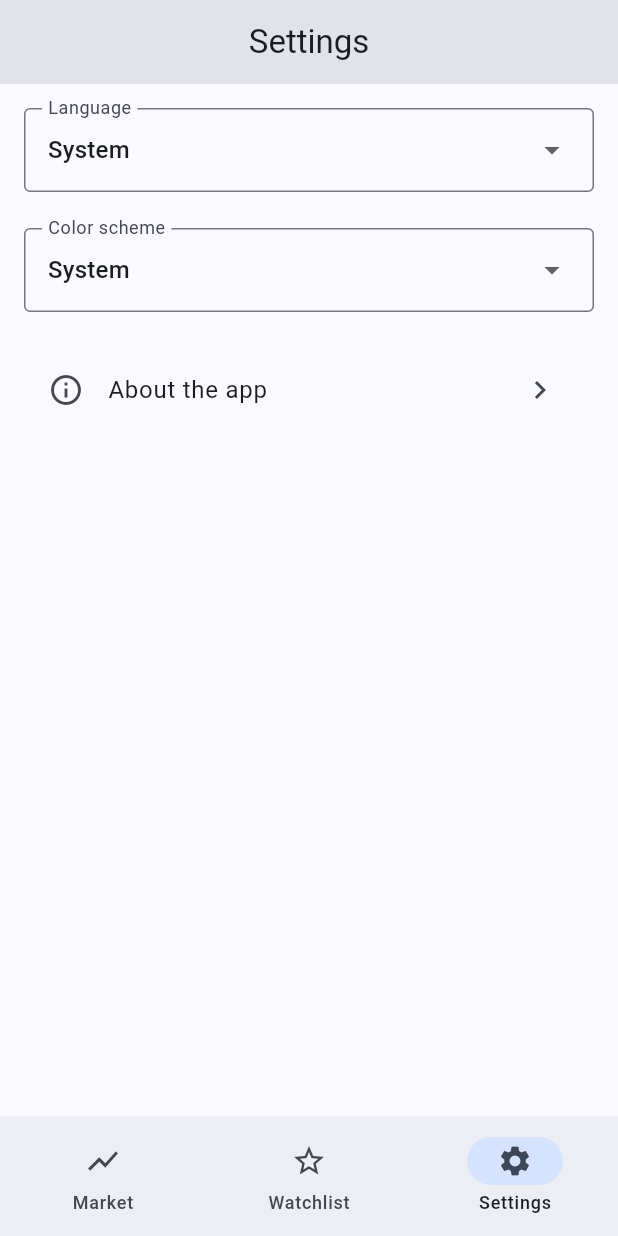
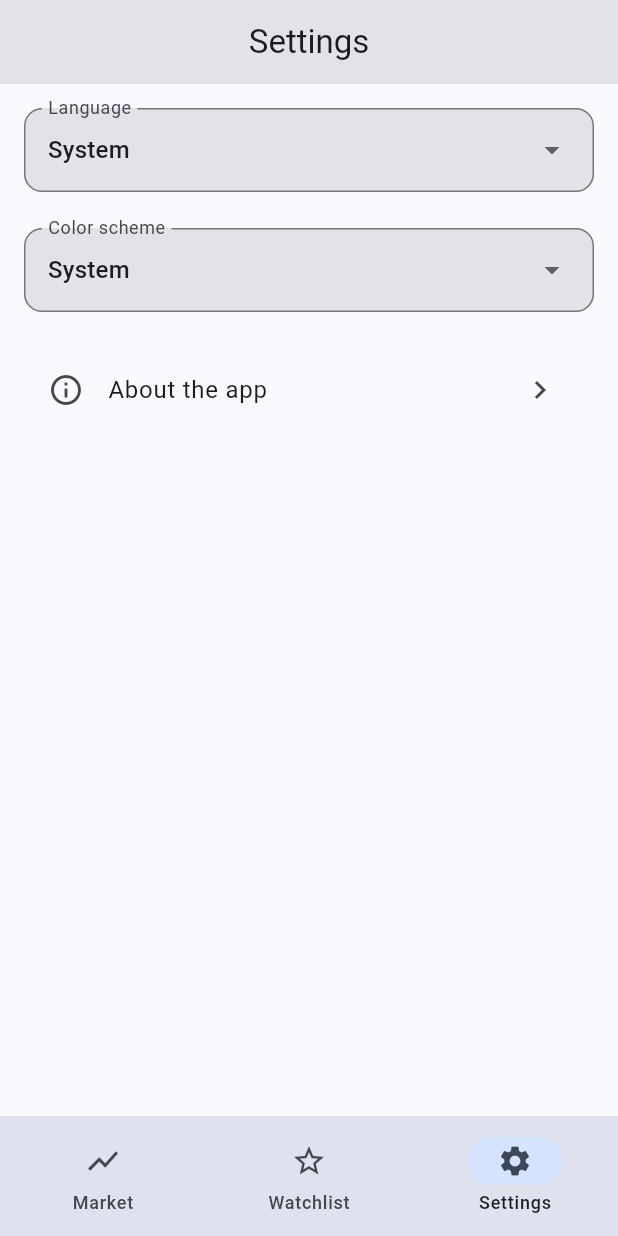
Before and after one commit to IvanTrusenev/crypto_informer, a Flutter app: the screen it shows after launch, item 3 of the bottom bar chosen, on a phone screen of 412 x 824 dp. Run offline on Flutter 3.47's test engine with Material 3 defaults, Android fonts, the phone set to English and light mode, and no system bars; our stand-ins replace dio, flutter_riverpod, go_router, shared_preferences; network calls fail.

Commit message:
Material principles

```diff
--- a/lib/core/theme/app_theme.dart
+++ b/lib/core/theme/app_theme.dart
@@ -1,3 +1,4 @@
+import 'package:crypto_informer/core/theme/finance_semantic_colors.dart';
 import 'package:flutter/material.dart';
 
 abstract final class AppTheme {
@@ -22,13 +23,63 @@ abstract final class AppTheme {
       useMaterial3: true,
       appBarTheme: AppBarTheme(
         centerTitle: true,
+        elevation: 0,
+        scrolledUnderElevation: 3,
         backgroundColor: scheme.surfaceContainerHighest,
         foregroundColor: scheme.onSurface,
+        surfaceTintColor: scheme.surfaceTint,
       ),
       navigationBarTheme: NavigationBarThemeData(
         labelBehavior: NavigationDestinationLabelBehavior.alwaysShow,
         indicatorColor: scheme.primaryContainer,
+        backgroundColor: scheme.surfaceContainer,
+        surfaceTintColor: scheme.surfaceTint,
       ),
+      dividerTheme: DividerThemeData(
+        color: scheme.outlineVariant,
+        thickness: 1,
+        space: 1,
+      ),
+      dialogTheme: DialogThemeData(
+        backgroundColor: scheme.surfaceContainerHigh,
+        surfaceTintColor: scheme.surfaceTint,
+        shape: RoundedRectangleBorder(
+          borderRadius: BorderRadius.circular(28),
+        ),
+      ),
+      listTileTheme: ListTileThemeData(
+        iconColor: scheme.onSurfaceVariant,
+      ),
+      inputDecorationTheme: InputDecorationTheme(
+        filled: true,
+        fillColor: scheme.surfaceContainerHighest,
+        border: OutlineInputBorder(
+          borderRadius: BorderRadius.circular(12),
+          borderSide: BorderSide(color: scheme.outline),
+        ),
+        enabledBorder: OutlineInputBorder(
+          borderRadius: BorderRadius.circular(12),
+          borderSide: BorderSide(color: scheme.outline),
+        ),
+        focusedBorder: OutlineInputBorder(
+          borderRadius: BorderRadius.circular(12),
+          borderSide: BorderSide(color: scheme.primary, width: 2),
+        ),
+        labelStyle: TextStyle(color: scheme.onSurfaceVariant),
+        floatingLabelStyle: WidgetStateTextStyle.resolveWith((states) {
+          if (states.contains(WidgetState.focused)) {
+            return TextStyle(color: scheme.primary);
+          }
+          return TextStyle(color: scheme.onSurfaceVariant);
+        }),
+      ),
+      progressIndicatorTheme: ProgressIndicatorThemeData(
+        color: scheme.primary,
+        circularTrackColor: scheme.surfaceContainerHighest,
+      ),
+      extensions: <ThemeExtension<dynamic>>[
+        FinanceSemanticColors.fromScheme(scheme),
+      ],
     );
   }
 }
--- a/lib/core/theme/context_theme.dart
+++ b/lib/core/theme/context_theme.dart
@@ -1,5 +1,8 @@
+import 'package:crypto_informer/core/theme/finance_semantic_colors.dart';
 import 'package:flutter/material.dart';
 
 extension ContextTheme on BuildContext {
   ThemeData get theme => Theme.of(this);
+
+  FinanceSemanticColors get financeColors => theme.financeSemantic;
 }
--- /dev/null
+++ b/lib/core/theme/finance_semantic_colors.dart
@@ -0,0 +1,55 @@
+import 'package:flutter/material.dart';
+
+/// Семантика изменения цены: падение через `ColorScheme.error` из темы.
+@immutable
+class FinanceSemanticColors extends ThemeExtension<FinanceSemanticColors> {
+  const FinanceSemanticColors({
+    required this.pricePositive,
+    required this.priceNegative,
+  });
+
+  factory FinanceSemanticColors.fromScheme(ColorScheme scheme) {
+    final isDark = scheme.brightness == Brightness.dark;
+    return FinanceSemanticColors(
+      priceNegative: scheme.error,
+      pricePositive: isDark
+          ? const Color(0xFF81C784)
+          : const Color(0xFF2E7D32),
+    );
+  }
+
+  final Color pricePositive;
+  final Color priceNegative;
+
+  @override
+  FinanceSemanticColors copyWith({
+    Color? pricePositive,
+    Color? priceNegative,
+  }) {
+    return FinanceSemanticColors(
+      pricePositive: pricePositive ?? this.pricePositive,
+      priceNegative: priceNegative ?? this.priceNegative,
+    );
+  }
+
+  @override
+  FinanceSemanticColors lerp(
+    ThemeExtension<FinanceSemanticColors>? other,
+    double t,
+  ) {
+    if (other is! FinanceSemanticColors) {
+      return this;
+    }
+    return FinanceSemanticColors(
+      pricePositive: Color.lerp(pricePositive, other.pricePositive, t)!,
+      priceNegative: Color.lerp(priceNegative, other.priceNegative, t)!,
+    );
+  }
+}
+
+extension ThemeFinanceSemantic on ThemeData {
+  FinanceSemanticColors get financeSemantic {
+    return extension<FinanceSemanticColors>() ??
+        FinanceSemanticColors.fromScheme(colorScheme);
+  }
+}
--- a/lib/features/market/presentation/pages/coin_detail_page.dart
+++ b/lib/features/market/presentation/pages/coin_detail_page.dart
@@ -47,9 +47,10 @@ class CoinDetailPage extends ConsumerWidget {
       body: async.when(
         data: (detail) {
           final change = detail.priceChangePercent24h;
+          final finance = context.financeColors;
           final changeColor = change != null && change >= 0
-              ? Colors.green.shade700
-              : Colors.red.shade700;
+              ? finance.pricePositive
+              : finance.priceNegative;
           final percentLabel = change == null
               ? ''
               : l10n.coinChange24h(
@@ -90,7 +91,7 @@ class CoinDetailPage extends ConsumerWidget {
                 Text(
                   percentLabel,
                   textAlign: TextAlign.center,
-                  style: TextStyle(
+                  style: context.theme.textTheme.labelLarge?.copyWith(
                     color: changeColor,
                     fontWeight: FontWeight.w600,
                   ),
--- a/lib/features/market/presentation/pages/market_page.dart
+++ b/lib/features/market/presentation/pages/market_page.dart
@@ -100,10 +100,10 @@ class _MarketTile extends StatelessWidget {
   @override
   Widget build(BuildContext context) {
     final theme = context.theme;
+    final finance = context.financeColors;
     final change = asset.priceChangePercent24h;
-    final changeColor = change >= 0
-        ? Colors.green.shade700
-        : Colors.red.shade700;
+    final changeColor =
+        change >= 0 ? finance.pricePositive : finance.priceNegative;
     final changeStr =
         '${change >= 0 ? '+' : ''}${change.toStringAsFixed(2)}%';
 
@@ -124,7 +124,7 @@ class _MarketTile extends StatelessWidget {
       title: Text(asset.name),
       subtitle: Text(
         l10n.marketAssetSubtitle(asset.symbol, changeStr),
-        style: TextStyle(color: changeColor),
+        style: theme.textTheme.bodySmall?.copyWith(color: changeColor),
       ),
       trailing: Row(
         mainAxisSize: MainAxisSize.min,
--- a/lib/features/settings/presentation/pages/settings_page.dart
+++ b/lib/features/settings/presentation/pages/settings_page.dart
@@ -48,7 +48,6 @@ class SettingsPage extends ConsumerWidget {
               InputDecorator(
                 decoration: InputDecoration(
                   labelText: l10n.settingsLanguageSection,
-                  border: const OutlineInputBorder(),
                 ),
                 child: DropdownButtonHideUnderline(
                   child: DropdownButton<AppLocalePreference>(
@@ -78,7 +77,6 @@ class SettingsPage extends ConsumerWidget {
               InputDecorator(
                 decoration: InputDecoration(
                   labelText: l10n.settingsThemeSection,
-                  border: const OutlineInputBorder(),
                 ),
                 child: DropdownButtonHideUnderline(
                   child: DropdownButton<AppThemePreference>(
```
